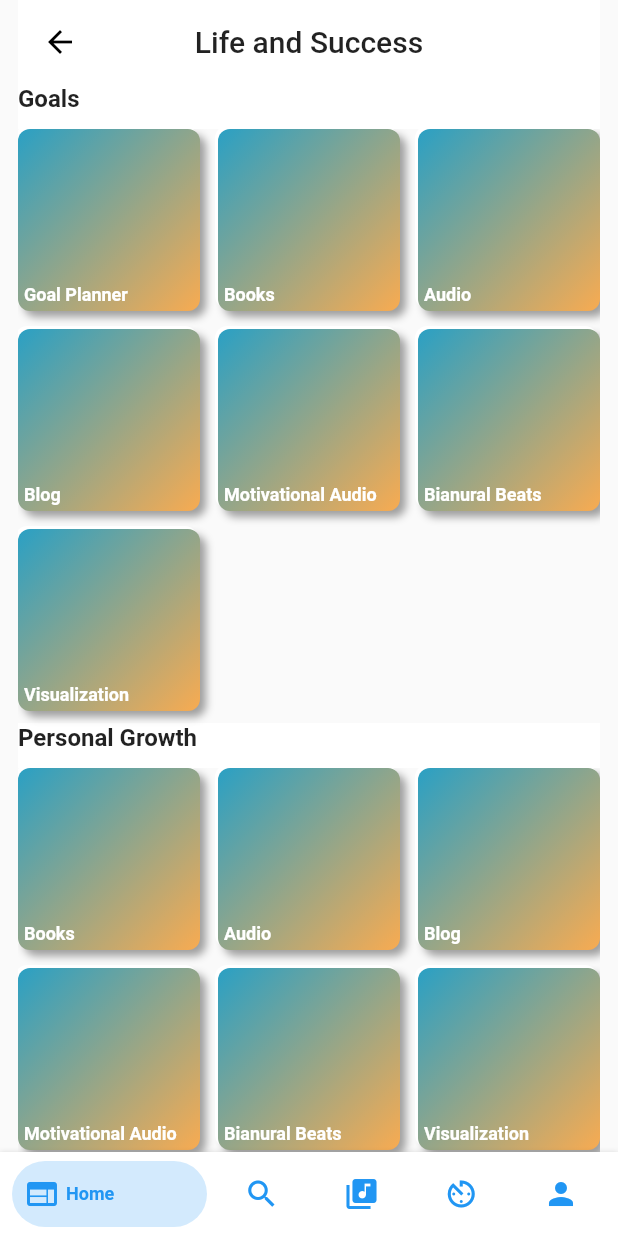
After one commit to IVY-inc/Life_and_Success, a Flutter app: the MainpageScreen screen opened by its route, on a phone screen of 412 x 824 dp. The commit adds this screen. Run offline on Flutter 3.47's test engine with Material 2 defaults, Android fonts, the phone set to English and light mode, and no system bars; drawn by our look-alikes of bottom_navy_bar; our stand-ins replace firebase_auth, modal_progress_hud; accounts and stored records are empty.

Commit message:
App hub page set, main page skeleton finished

```diff
--- /dev/null
+++ b/lib/components/homepage_grid.dart
@@ -0,0 +1,41 @@
+import 'package:flutter/material.dart';
+
+class HomepageGrid extends StatelessWidget {
+  final String text;
+  HomepageGrid({this.text});
+  @override
+  Widget build(BuildContext context) {
+    return GridTile(
+        footer: text == null
+            ? null
+            : Padding(
+                padding: EdgeInsets.only(left: 4, right: 8, bottom: 4),
+                child: Text(
+                  text,
+                  textAlign: TextAlign.left,
+                  style: TextStyle(
+                      color: Colors.white, fontWeight: FontWeight.bold),
+                ),
+              ),
+        child: Container(
+          decoration: BoxDecoration(
+            borderRadius: BorderRadius.all(Radius.circular(8)),
+            boxShadow: [
+              BoxShadow(color: Colors.grey, offset: Offset(4, 4),blurRadius: 4),
+              BoxShadow(
+                color: Colors.white,
+                offset: Offset(-2, -2),
+              ),
+            ],
+            gradient: LinearGradient(
+              colors: [
+                Color.fromRGBO(42, 160, 196, 1),
+                Color.fromRGBO(248, 171, 81, 1),
+              ],
+              begin: Alignment.topLeft,
+              end: Alignment.bottomRight,
+            ),
+          ),
+        ));
+  }
+}
--- a/lib/widgets/welcome_widget_1.dart
+++ b/lib/components/welcome_widgets/welcome_widget_1.dart
@@ -1,11 +1,12 @@
 import 'package:flutter/material.dart';
 
 class WelcomeWidget1 extends StatelessWidget {
-  double height;
+  final double h;
   final Function back;
-  WelcomeWidget1(this.height, this.back);
+  WelcomeWidget1(this.h, this.back);
   @override
   Widget build(BuildContext context) {
+  double height = h;
     final appBar = AppBar(
       elevation: 0,
       leading: IconButton(icon: Icon(Icons.arrow_back), onPressed: back),
--- a/lib/widgets/welcome_widget_2.dart
+++ b/lib/components/welcome_widgets/welcome_widget_2.dart
@@ -1,11 +1,12 @@
 import 'package:flutter/material.dart';
 
 class WelcomeWidget2 extends StatelessWidget {
-  double height;
+  final double h;
   final Function back;
-  WelcomeWidget2(this.height,this.back);
+  WelcomeWidget2(this.h,this.back);
   @override
   Widget build(BuildContext context) {
+    double height = h;
     final appBar = AppBar(
       elevation: 0,
       leading: IconButton(icon: Icon(Icons.arrow_back), onPressed: back),
--- /dev/null
+++ b/lib/models/mainpage_data.dart
@@ -0,0 +1,30 @@
+List<String> sections = [
+  'Goals',
+  'Personal Growth',
+  'Physical health and Nutrition',
+  'University and college',
+  'Movement and sports',
+  'Stress and anxiety',
+  'Sleep and rest',
+  'Work and productivity',
+];
+List<String> items = [
+  'Goal Planner',
+  'Books',
+  'Audio',
+  'Blog',
+  'Motivational Audio',
+  'Bianural Beats',
+  'Visualization'
+];
+List<String> _items = [...items];
+ List<List<String>> categories = [
+   [..._items,],
+   [..._items..removeAt(0),],
+   [..._items,],
+   [..._items,],
+   [..._items,],
+   [..._items,],
+   [..._items,],
+   [..._items,],
+ ];
--- /dev/null
+++ b/lib/screens/home_screen.dart
@@ -0,0 +1,96 @@
+import 'dart:math';
+import 'package:flutter/material.dart';
+
+import '../components/homepage_grid.dart';
+import '../models/mainpage_data.dart';
+
+class SliverTitleDelegate extends SliverPersistentHeaderDelegate {
+  final double minHeight;
+  final double maxHeight;
+  final Widget child;
+  SliverTitleDelegate({
+    @required this.minHeight,
+    @required this.maxHeight,
+    this.child,
+  });
+
+  @override
+  double get maxExtent => max(maxHeight, minHeight);
+
+  @override
+  double get minExtent => minHeight;
+
+  @override
+  Widget build(
+      BuildContext context, double shrinkOffset, bool overlapsContent) {
+    return new SizedBox.expand(
+      child: child,
+    );
+  }
+
+  @override
+  bool shouldRebuild(SliverTitleDelegate oldDelegate) {
+    return maxHeight != oldDelegate.maxHeight ||
+        minHeight != oldDelegate.minHeight ||
+        child != oldDelegate.child;
+  }
+}
+
+class HomeScreen extends StatelessWidget {
+  SliverPersistentHeader makeHeader(String headerTitle) {
+    return SliverPersistentHeader(
+      pinned: true,
+      delegate: SliverTitleDelegate(
+        maxHeight: 30,
+        minHeight: 20,
+        child: Container(
+          color:Colors.white,
+          child: Text(
+            headerTitle,
+            style: TextStyle(
+              fontSize: 16,
+              fontWeight: FontWeight.bold,
+            ),
+          ),
+        ),
+      ),
+    );
+  }
+
+  @override
+  Widget build(BuildContext context) {
+    return SafeArea(
+      child: Padding(
+        padding: const EdgeInsets.symmetric(horizontal: 12.0),
+        child: CustomScrollView(
+          slivers: <Widget>[
+            SliverAppBar(
+              centerTitle: true,
+              title: Text('Life and Success'),
+              //pinned: true,
+              floating: true,
+            ),
+            for (int i = 0; i < sections.length; i++) ...[
+              makeHeader(sections[i]),
+              SliverGrid.count(
+                crossAxisCount: 3,
+                mainAxisSpacing: 12,
+                crossAxisSpacing: 12,
+                children: categories[i]
+                    .map(
+                      (str) => HomepageGrid(
+                        text: str,
+                      ),
+                    )
+                    .toList(),
+              ),
+              SliverList(
+                delegate: SliverChildListDelegate([SizedBox(height: 8)]),
+              ),
+            ],
+          ],
+        ),
+      ),
+    );
+  }
+}
--- /dev/null
+++ b/lib/screens/mainpage_screen.dart
@@ -0,0 +1,76 @@
+import 'package:flutter/material.dart';
+
+import 'package:bottom_navy_bar/bottom_navy_bar.dart';
+
+import './explore_screen.dart';
+import './music_screen.dart';
+import './home_screen.dart';
+import './planner_screen.dart';
+import './profile_screen.dart';
+
+class MainpageScreen extends StatefulWidget {
+  static const routeName = '/main';
+  @override
+  _MainpageScreenState createState() => _MainpageScreenState();
+}
+
+class _MainpageScreenState extends State<MainpageScreen> {
+  final _pageController = PageController();
+  var _selectedIndex = 0;
+  List<Widget> pages = [
+    HomeScreen(),
+    ExplorerScreen(),
+    MusicScreen(),
+    PlannerScreen(),
+    ProfileScreen(),
+  ];
+
+  @override
+  void dispose() {
+    _pageController.dispose();
+    super.dispose();
+  }
+
+  @override
+  Widget build(BuildContext context) {
+    return Scaffold(
+      body: PageView.builder(
+        onPageChanged: (index) => setState(() {
+          _selectedIndex = index;
+          _pageController.animateToPage(index,
+              duration: Duration(milliseconds: 300), curve: Curves.ease);
+        }),
+        itemBuilder: (ctx, index) => pages[index],
+        controller: _pageController,
+      ),
+      bottomNavigationBar: BottomNavyBar(
+          selectedIndex: _selectedIndex,
+          items: [
+            BottomNavyBarItem(
+              title: Text('Home'),
+              icon: Icon(Icons.web),
+            ),
+            BottomNavyBarItem(
+              title: Text('Explore'),
+              icon: Icon(Icons.search),
+            ),
+            BottomNavyBarItem(
+              title: Text('Music'),
+              icon: Icon(Icons.library_music),
+            ),
+            BottomNavyBarItem(
+              title: Text('Planner'),
+              icon: Icon(Icons.av_timer),
+            ),
+            BottomNavyBarItem(
+              title: Text('Profile'),
+              icon: Icon(Icons.person),
+            ),
+          ],
+          onItemSelected: (index) => setState(() {
+                _pageController.jumpToPage(index);
+                _selectedIndex = index;
+              })),
+    );
+  }
+}
--- a/pubspec.yaml
+++ b/pubspec.yaml
@@ -23,6 +23,7 @@ dependencies:
   provider: ^4.0.2
   firebase_core: ^0.4.3+2
   modal_progress_hud: ^0.1.3
+  bottom_navy_bar: ^5.3.2
 
   # The following adds the Cupertino Icons font to your application.
   # Use with the CupertinoIcons class for iOS style icons.
```
Also changed, not shown: lib/main.dart (+4 -7 lines), lib/screens/explore_screen.dart (added, +10 -0 lines), lib/screens/login_screen.dart (+4 -4 lines), lib/screens/music_screen.dart (added, +10 -0 lines), lib/screens/planner_screen.dart (added, +10 -0 lines), lib/screens/profile_screen.dart (added, +10 -0 lines), lib/screens/welcome_screen.dart (+20 -12 lines), lib/components/background_with_footers.dart (renamed from lib/widgets/background_with_footers.dart), lib/components/welcome_widgets/welcome_widget_0.dart (renamed from lib/widgets/welcome_widget_0.dart), pubspec.lock.
